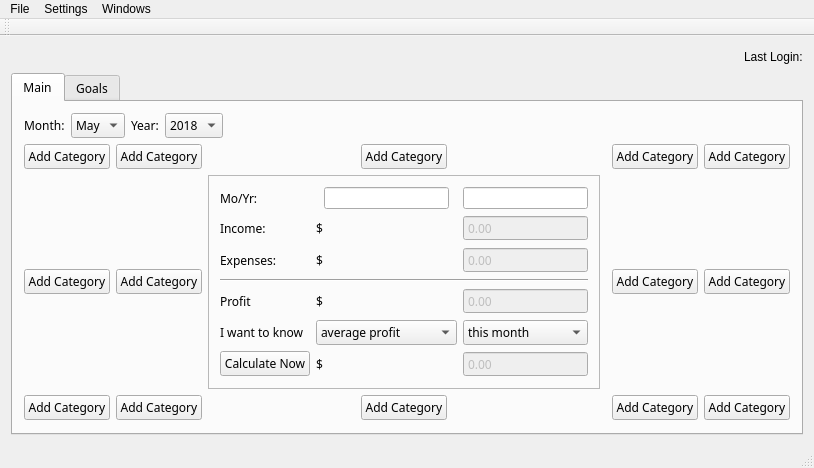
Qt form src/mudget.ui (ItsMoss/mUdget) before a commit.
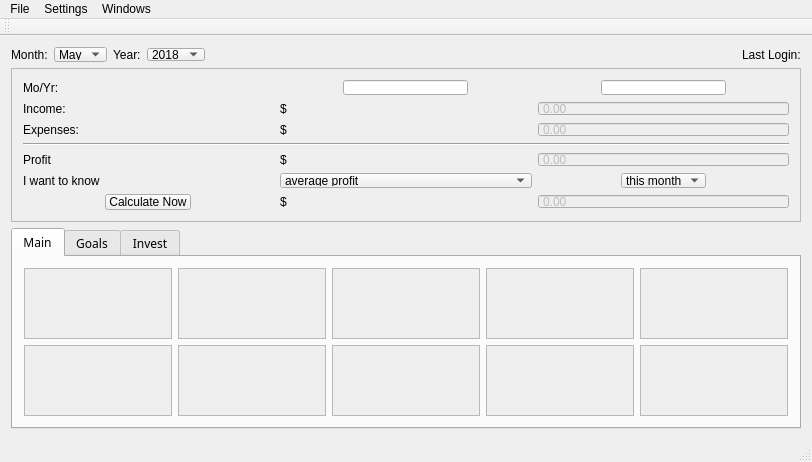
The same form after that commit.

Commit message: new UI which allows for more than 7 line items per expense category and reorganization of the hub and expense categories in general. updated loading for new UI and mudgetCategory changes. this should self-fix the unique line item issue since mutliple mudgetCategories of the same category cannot exist anymore

```diff
--- a/src/mudget.ui
+++ b/src/mudget.ui
@@ -6,8 +6,8 @@
    <rect>
     <x>0</x>
     <y>0</y>
-    <width>650</width>
-    <height>424</height>
+    <width>812</width>
+    <height>457</height>
    </rect>
   </property>
   <property name="windowTitle">
@@ -21,135 +21,13 @@
     <item row="0" column="0">
      <layout class="QHBoxLayout" name="horizontalLayout_2">
       <item>
-       <spacer name="horizontalSpacer_2">
-        <property name="orientation">
-         <enum>Qt::Horizontal</enum>
-        </property>
-        <property name="sizeHint" stdset="0">
-         <size>
-          <width>40</width>
-          <height>20</height>
-         </size>
-        </property>
-       </spacer>
-      </item>
-      <item>
-       <widget class="QLabel" name="loginLabel">
-        <property name="text">
-         <string>Last Login:</string>
-        </property>
-       </widget>
-      </item>
-     </layout>
-    </item>
-    <item row="1" column="0">
-     <widget class="QTabWidget" name="mainTabWidget">
-      <property name="font">
-       <font>
-        <family>Lucida Handwriting</family>
-       </font>
-      </property>
-      <property name="autoFillBackground">
-       <bool>false</bool>
-      </property>
-      <property name="styleSheet">
-       <string notr="true"/>
-      </property>
-      <property name="currentIndex">
-       <number>0</number>
-      </property>
-      <widget class="QWidget" name="mainTab">
-       <property name="styleSheet">
-        <string notr="true"/>
-       </property>
-       <attribute name="title">
-        <string>Main</string>
-       </attribute>
-       <layout class="QGridLayout" name="mainLayout" rowstretch="1,1,1,1" columnstretch="1,1,1,1,1,1">
-        <item row="1" column="0" alignment="Qt::AlignHCenter">
-         <widget class="QPushButton" name="addCategory0">
-          <property name="text">
-           <string>Add Category</string>
-          </property>
-         </widget>
-        </item>
-        <item row="1" column="1" alignment="Qt::AlignHCenter">
-         <widget class="QPushButton" name="addCategory1">
-          <property name="text">
-           <string>Add Category</string>
-          </property>
-         </widget>
-        </item>
-        <item row="1" column="5" alignment="Qt::AlignHCenter">
-         <widget class="QPushButton" name="addCategory4">
-          <property name="text">
-           <string>Add Category</string>
-          </property>
-         </widget>
-        </item>
-        <item row="2" column="0" alignment="Qt::AlignHCenter">
-         <widget class="QPushButton" name="addCategory5">
-          <property name="text">
-           <string>Add Category</string>
-          </property>
-         </widget>
-        </item>
-        <item row="2" column="1" alignment="Qt::AlignHCenter">
-         <widget class="QPushButton" name="addCategory6">
-          <property name="text">
-           <string>Add Category</string>
-          </property>
-         </widget>
-        </item>
-        <item row="2" column="4" alignment="Qt::AlignHCenter">
-         <widget class="QPushButton" name="addCategory7">
-          <property name="text">
-           <string>Add Category</string>
-          </property>
-         </widget>
-        </item>
-        <item row="2" column="5" alignment="Qt::AlignHCenter">
-         <widget class="QPushButton" name="addCategory8">
-          <property name="text">
-           <string>Add Category</string>
-          </property>
-         </widget>
-        </item>
-        <item row="3" column="0" alignment="Qt::AlignHCenter">
-         <widget class="QPushButton" name="addCategory9">
-          <property name="text">
-           <string>Add Category</string>
-          </property>
-         </widget>
-        </item>
-        <item row="3" column="1" alignment="Qt::AlignHCenter">
-         <widget class="QPushButton" name="addCategory10">
-          <property name="text">
-           <string>Add Category</string>
-          </property>
-         </widget>
-        </item>
-        <item row="3" column="4" alignment="Qt::AlignHCenter">
-         <widget class="QPushButton" name="addCategory12">
-          <property name="text">
-           <string>Add Category</string>
-          </property>
-         </widget>
-        </item>
-        <item row="3" column="5" alignment="Qt::AlignHCenter">
-         <widget class="QPushButton" name="addCategory13">
-          <property name="text">
-           <string>Add Category</string>
-          </property>
-         </widget>
-        </item>
-        <item row="0" column="0" colspan="6">
-         <layout class="QHBoxLayout" name="monthyearLayout">
-          <property name="sizeConstraint">
-           <enum>QLayout::SetMinimumSize</enum>
-          </property>
-          <item>
            <widget class="QLabel" name="monthLabel">
+        <property name="maximumSize">
+         <size>
+          <width>16777215</width>
+          <height>15</height>
+         </size>
+        </property>
             <property name="text">
              <string>Month:</string>
             </property>
@@ -157,6 +35,18 @@
           </item>
           <item>
            <widget class="QComboBox" name="monthComboBox">
+        <property name="minimumSize">
+         <size>
+          <width>47</width>
+          <height>15</height>
+         </size>
+        </property>
+        <property name="maximumSize">
+         <size>
+          <width>16777215</width>
+          <height>15</height>
+         </size>
+        </property>
             <property name="currentIndex">
              <number>4</number>
             </property>
@@ -224,6 +114,12 @@
           </item>
           <item>
            <widget class="QLabel" name="yearLabel">
+        <property name="maximumSize">
+         <size>
+          <width>16777215</width>
+          <height>15</height>
+         </size>
+        </property>
             <property name="text">
              <string>Year:</string>
             </property>
@@ -231,6 +127,18 @@
           </item>
           <item>
            <widget class="QComboBox" name="yearComboBox">
+        <property name="minimumSize">
+         <size>
+          <width>49</width>
+          <height>13</height>
+         </size>
+        </property>
+        <property name="maximumSize">
+         <size>
+          <width>16777215</width>
+          <height>13</height>
+         </size>
+        </property>
             <item>
              <property name="text">
               <string>2018</string>
@@ -249,42 +157,34 @@
            </widget>
           </item>
           <item>
-           <spacer name="horizontalSpacer">
+       <spacer name="horizontalSpacer_2">
             <property name="orientation">
              <enum>Qt::Horizontal</enum>
             </property>
             <property name="sizeHint" stdset="0">
              <size>
               <width>40</width>
-              <height>20</height>
+          <height>15</height>
              </size>
             </property>
            </spacer>
           </item>
-         </layout>
-        </item>
-        <item row="1" column="2" alignment="Qt::AlignHCenter">
-         <widget class="QPushButton" name="addCategory2">
-          <property name="text">
-           <string>Add Category</string>
-          </property>
-         </widget>
-        </item>
-        <item row="3" column="2" alignment="Qt::AlignHCenter">
-         <widget class="QPushButton" name="addCategory11">
-          <property name="text">
-           <string>Add Category</string>
-          </property>
-         </widget>
-        </item>
-        <item row="1" column="4" alignment="Qt::AlignHCenter">
-         <widget class="QPushButton" name="addCategory3">
-          <property name="text">
-           <string>Add Category</string>
-          </property>
-         </widget>
-        </item>
-        <item row="2" column="2">
+      <item>
+       <widget class="QLabel" name="loginLabel">
+        <property name="maximumSize">
+         <size>
+          <width>16777215</width>
+          <height>15</height>
+         </size>
+        </property>
+        <property name="text">
+         <string>Last Login:</string>
+        </property>
+       </widget>
+      </item>
+     </layout>
+    </item>
+    <item row="1" column="0">
          <widget class="QFrame" name="mossHub">
           <property name="sizePolicy">
            <sizepolicy hsizetype="MinimumExpanding" vsizetype="Preferred">
@@ -307,127 +207,72 @@
           <layout class="QGridLayout" name="gridLayout">
            <item row="0" column="0">
             <layout class="QGridLayout" name="mubLayout">
-             <item row="1" column="2">
-              <widget class="QDoubleSpinBox" name="incomeSpinBox">
-               <property name="enabled">
-                <bool>false</bool>
-               </property>
-               <property name="buttonSymbols">
-                <enum>QAbstractSpinBox::NoButtons</enum>
-               </property>
-               <property name="minimum">
-                <double>-999999.000000000000000</double>
-               </property>
-               <property name="maximum">
-                <double>999999.000000000000000</double>
-               </property>
-              </widget>
-             </item>
-             <item row="5" column="1">
-              <widget class="QComboBox" name="calculationComboBox">
-               <item>
-                <property name="text">
-                 <string>average profit</string>
-                </property>
-               </item>
-               <item>
-                <property name="text">
-                 <string>maximum profit</string>
-                </property>
-               </item>
-               <item>
-                <property name="text">
-                 <string>minimum profit</string>
-                </property>
-               </item>
-               <item>
-                <property name="text">
-                 <string>average expenses</string>
-                </property>
-               </item>
-               <item>
-                <property name="text">
-                 <string>maximum expenses</string>
-                </property>
-               </item>
-               <item>
-                <property name="text">
-                 <string>minimum expenses</string>
-                </property>
-               </item>
-              </widget>
-             </item>
-             <item row="5" column="2">
-              <widget class="QComboBox" name="calculationTimeComboBox">
-               <item>
-                <property name="text">
-                 <string>this month</string>
-                </property>
-               </item>
-               <item>
-                <property name="text">
-                 <string>monthly</string>
-                </property>
-               </item>
-               <item>
-                <property name="text">
-                 <string>weekly</string>
-                </property>
-               </item>
-               <item>
-                <property name="text">
-                 <string>yearly</string>
-                </property>
-               </item>
-              </widget>
-             </item>
-             <item row="5" column="0">
-              <widget class="QLabel" name="knowLabel">
-               <property name="text">
-                <string>I want to know</string>
-               </property>
-              </widget>
-             </item>
              <item row="4" column="1">
               <widget class="QLabel" name="label_7">
+           <property name="maximumSize">
+            <size>
+             <width>16777215</width>
+             <height>15</height>
+            </size>
+           </property>
                <property name="text">
                 <string>$</string>
                </property>
               </widget>
              </item>
-             <item row="0" column="0">
-              <widget class="QLabel" name="moYrLabel">
-               <property name="text">
-                <string>Mo/Yr:</string>
-               </property>
-              </widget>
-             </item>
-             <item row="2" column="0">
-              <widget class="QLabel" name="expensesLabel">
-               <property name="text">
-                <string>Expenses:</string>
-               </property>
-              </widget>
-             </item>
              <item row="4" column="0">
               <widget class="QLabel" name="profitLabel">
+           <property name="maximumSize">
+            <size>
+             <width>16777215</width>
+             <height>15</height>
+            </size>
+           </property>
                <property name="text">
                 <string>Profit</string>
                </property>
               </widget>
              </item>
+         <item row="2" column="0">
+          <widget class="QLabel" name="expensesLabel">
+           <property name="maximumSize">
+            <size>
+             <width>16777215</width>
+             <height>15</height>
+            </size>
+           </property>
+           <property name="text">
+            <string>Expenses:</string>
+           </property>
+          </widget>
+         </item>
+         <item row="0" column="0">
+          <widget class="QLabel" name="moYrLabel">
+           <property name="maximumSize">
+            <size>
+             <width>16777215</width>
+             <height>15</height>
+            </size>
+           </property>
+           <property name="text">
+            <string>Mo/Yr:</string>
+           </property>
+          </widget>
+         </item>
              <item row="0" column="1" alignment="Qt::AlignHCenter">
               <widget class="QLineEdit" name="monthLineEdit">
-               <property name="styleSheet">
-                <string notr="true">font: bold</string>
-               </property>
-               <property name="readOnly">
-                <bool>true</bool>
-               </property>
-              </widget>
-             </item>
-             <item row="0" column="2" alignment="Qt::AlignHCenter">
-              <widget class="QLineEdit" name="yearLineEdit">
+           <property name="minimumSize">
+            <size>
+             <width>91</width>
+             <height>15</height>
+            </size>
+           </property>
+           <property name="maximumSize">
+            <size>
+             <width>16777215</width>
+             <height>15</height>
+            </size>
+           </property>
                <property name="styleSheet">
                 <string notr="true">font: bold</string>
                </property>
@@ -438,59 +283,129 @@
              </item>
              <item row="1" column="1">
               <widget class="QLabel" name="label_5">
+           <property name="maximumSize">
+            <size>
+             <width>16777215</width>
+             <height>15</height>
+            </size>
+           </property>
                <property name="text">
                 <string>$</string>
                </property>
               </widget>
              </item>
+         <item row="0" column="2" alignment="Qt::AlignHCenter">
+          <widget class="QLineEdit" name="yearLineEdit">
+           <property name="minimumSize">
+            <size>
+             <width>91</width>
+             <height>15</height>
+            </size>
+           </property>
+           <property name="maximumSize">
+            <size>
+             <width>16777215</width>
+             <height>15</height>
+            </size>
+           </property>
+           <property name="styleSheet">
+            <string notr="true">font: bold</string>
+           </property>
+           <property name="readOnly">
+            <bool>true</bool>
+           </property>
+          </widget>
+         </item>
              <item row="1" column="0">
               <widget class="QLabel" name="incomeLabel">
+           <property name="maximumSize">
+            <size>
+             <width>16777215</width>
+             <height>15</height>
+            </size>
+           </property>
                <property name="text">
                 <string>Income:</string>
                </property>
               </widget>
              </item>
-             <item row="2" column="1">
-              <widget class="QLabel" name="label_6">
-               <property name="text">
-                <string>$</string>
-               </property>
-              </widget>
-             </item>
-             <item row="4" column="2">
-              <widget class="QDoubleSpinBox" name="profitSpinBox">
-               <property name="enabled">
-                <bool>false</bool>
-               </property>
-               <property name="buttonSymbols">
-                <enum>QAbstractSpinBox::NoButtons</enum>
-               </property>
-               <property name="minimum">
-                <double>-999999.000000000000000</double>
-               </property>
-               <property name="maximum">
-                <double>999999.000000000000000</double>
-               </property>
-              </widget>
-             </item>
-             <item row="2" column="2">
-              <widget class="QDoubleSpinBox" name="expensesSpinBox">
-               <property name="enabled">
-                <bool>false</bool>
-               </property>
-               <property name="buttonSymbols">
-                <enum>QAbstractSpinBox::NoButtons</enum>
-               </property>
-               <property name="minimum">
-                <double>-999999.000000000000000</double>
-               </property>
-               <property name="maximum">
-                <double>999999.000000000000000</double>
-               </property>
-              </widget>
-             </item>
              <item row="6" column="1">
               <widget class="QLabel" name="label">
+           <property name="maximumSize">
+            <size>
+             <width>16777215</width>
+             <height>15</height>
+            </size>
+           </property>
+           <property name="text">
+            <string>$</string>
+           </property>
+          </widget>
+         </item>
+         <item row="2" column="2">
+          <widget class="QDoubleSpinBox" name="expensesSpinBox">
+           <property name="enabled">
+            <bool>false</bool>
+           </property>
+           <property name="minimumSize">
+            <size>
+             <width>0</width>
+             <height>15</height>
+            </size>
+           </property>
+           <property name="maximumSize">
+            <size>
+             <width>16777215</width>
+             <height>15</height>
+            </size>
+           </property>
+           <property name="buttonSymbols">
+            <enum>QAbstractSpinBox::NoButtons</enum>
+           </property>
+           <property name="minimum">
+            <double>-999999.000000000000000</double>
+           </property>
+           <property name="maximum">
+            <double>999999.000000000000000</double>
+           </property>
+          </widget>
+         </item>
+         <item row="4" column="2">
+          <widget class="QDoubleSpinBox" name="profitSpinBox">
+           <property name="enabled">
+            <bool>false</bool>
+           </property>
+           <property name="minimumSize">
+            <size>
+             <width>0</width>
+             <height>15</height>
+            </size>
+           </property>
+           <property name="maximumSize">
+            <size>
+             <width>16777215</width>
+             <height>15</height>
+            </size>
+           </property>
+           <property name="buttonSymbols">
+            <enum>QAbstractSpinBox::NoButtons</enum>
+           </property>
+           <property name="minimum">
+            <double>-999999.000000000000000</double>
+           </property>
+           <property name="maximum">
+            <double>999999.000000000000000</double>
+           </property>
+          </widget>
+         </item>
+         <item row="2" column="1">
+          <widget class="QLabel" name="label_6">
+           <property name="maximumSize">
+            <size>
+             <width>16777215</width>
+             <height>13</height>
+            </size>
+           </property>
                <property name="text">
                 <string>$</string>
                </property>
@@ -501,6 +416,18 @@
                <property name="enabled">
                 <bool>false</bool>
                </property>
+           <property name="minimumSize">
+            <size>
+             <width>0</width>
+             <height>15</height>
+            </size>
+           </property>
+           <property name="maximumSize">
+            <size>
+             <width>16777215</width>
+             <height>15</height>
+            </size>
+           </property>
                <property name="readOnly">
                 <bool>true</bool>
                </property>
@@ -515,8 +442,20 @@
                </property>
               </widget>
              </item>
-             <item row="6" column="0">
+         <item row="6" column="0" alignment="Qt::AlignHCenter">
               <widget class="QPushButton" name="pushButton">
+           <property name="minimumSize">
+            <size>
+             <width>80</width>
+             <height>16</height>
+            </size>
+           </property>
+           <property name="maximumSize">
+            <size>
+             <width>16777215</width>
+             <height>18</height>
+            </size>
+           </property>
                <property name="text">
                 <string>Calculate Now</string>
                </property>
@@ -529,9 +468,329 @@
                </property>
               </widget>
              </item>
+         <item row="5" column="2" alignment="Qt::AlignHCenter">
+          <widget class="QComboBox" name="calculationTimeComboBox">
+           <property name="minimumSize">
+            <size>
+             <width>78</width>
+             <height>15</height>
+            </size>
+           </property>
+           <property name="maximumSize">
+            <size>
+             <width>16777215</width>
+             <height>15</height>
+            </size>
+           </property>
+           <item>
+            <property name="text">
+             <string>this month</string>
+            </property>
+           </item>
+           <item>
+            <property name="text">
+             <string>monthly</string>
+            </property>
+           </item>
+           <item>
+            <property name="text">
+             <string>weekly</string>
+            </property>
+           </item>
+           <item>
+            <property name="text">
+             <string>yearly</string>
+            </property>
+           </item>
+          </widget>
+         </item>
+         <item row="5" column="0">
+          <widget class="QLabel" name="knowLabel">
+           <property name="maximumSize">
+            <size>
+             <width>16777215</width>
+             <height>15</height>
+            </size>
+           </property>
+           <property name="text">
+            <string>I want to know</string>
+           </property>
+          </widget>
+         </item>
+         <item row="1" column="2">
+          <widget class="QDoubleSpinBox" name="incomeSpinBox">
+           <property name="enabled">
+            <bool>false</bool>
+           </property>
+           <property name="minimumSize">
+            <size>
+             <width>0</width>
+             <height>15</height>
+            </size>
+           </property>
+           <property name="maximumSize">
+            <size>
+             <width>16777215</width>
+             <height>15</height>
+            </size>
+           </property>
+           <property name="buttonSymbols">
+            <enum>QAbstractSpinBox::NoButtons</enum>
+           </property>
+           <property name="minimum">
+            <double>-999999.000000000000000</double>
+           </property>
+           <property name="maximum">
+            <double>999999.000000000000000</double>
+           </property>
+          </widget>
+         </item>
+         <item row="5" column="1">
+          <widget class="QComboBox" name="calculationComboBox">
+           <property name="minimumSize">
+            <size>
+             <width>116</width>
+             <height>15</height>
+            </size>
+           </property>
+           <property name="maximumSize">
+            <size>
+             <width>16777215</width>
+             <height>15</height>
+            </size>
+           </property>
+           <item>
+            <property name="text">
+             <string>average profit</string>
+            </property>
+           </item>
+           <item>
+            <property name="text">
+             <string>maximum profit</string>
+            </property>
+           </item>
+           <item>
+            <property name="text">
+             <string>minimum profit</string>
+            </property>
+           </item>
+           <item>
+            <property name="text">
+             <string>average expenses</string>
+            </property>
+           </item>
+           <item>
+            <property name="text">
+             <string>maximum expenses</string>
+            </property>
+           </item>
+           <item>
+            <property name="text">
+             <string>minimum expenses</string>
+            </property>
+           </item>
+          </widget>
+         </item>
             </layout>
            </item>
           </layout>
+     </widget>
+    </item>
+    <item row="2" column="0">
+     <widget class="QTabWidget" name="mainTabWidget">
+      <property name="font">
+       <font>
+        <family>Lucida Handwriting</family>
+       </font>
+      </property>
+      <property name="autoFillBackground">
+       <bool>false</bool>
+      </property>
+      <property name="styleSheet">
+       <string notr="true"/>
+      </property>
+      <property name="currentIndex">
+       <number>0</number>
+      </property>
+      <widget class="QWidget" name="mainTab">
+       <property name="styleSheet">
+        <string notr="true"/>
+       </property>
+       <attribute name="title">
+        <string>Main</string>
+       </attribute>
+       <layout class="QGridLayout" name="gridLayout_3">
+        <item row="1" column="5">
+         <widget class="QScrollArea" name="scrollArea8">
+          <property name="widgetResizable">
+           <bool>true</bool>
+          </property>
+          <widget class="QWidget" name="scrollAreaWidgetContents_3">
+           <property name="geometry">
+            <rect>
+             <x>0</x>
+             <y>0</y>
+             <width>151</width>
+             <height>97</height>
+            </rect>
+           </property>
+          </widget>
+         </widget>
+        </item>
+        <item row="1" column="6">
+         <widget class="QScrollArea" name="scrollArea9">
+          <property name="widgetResizable">
+           <bool>true</bool>
+          </property>
+          <widget class="QWidget" name="scrollAreaWidgetContents_2">
+           <property name="geometry">
+            <rect>
+             <x>0</x>
+             <y>0</y>
+             <width>152</width>
+             <height>97</height>
+            </rect>
+           </property>
+          </widget>
+         </widget>
+        </item>
+        <item row="1" column="2">
+         <widget class="QScrollArea" name="scrollArea6">
+          <property name="widgetResizable">
+           <bool>true</bool>
+          </property>
+          <widget class="QWidget" name="scrollAreaWidgetContents_6">
+           <property name="geometry">
+            <rect>
+             <x>0</x>
+             <y>0</y>
+             <width>151</width>
+             <height>97</height>
+            </rect>
+           </property>
+          </widget>
+         </widget>
+        </item>
+        <item row="1" column="0">
+         <widget class="QScrollArea" name="scrollArea5">
+          <property name="widgetResizable">
+           <bool>true</bool>
+          </property>
+          <widget class="QWidget" name="scrollAreaWidgetContents_7">
+           <property name="geometry">
+            <rect>
+             <x>0</x>
+             <y>0</y>
+             <width>152</width>
+             <height>97</height>
+            </rect>
+           </property>
+          </widget>
+         </widget>
+        </item>
+        <item row="1" column="4">
+         <widget class="QScrollArea" name="scrollArea7">
+          <property name="widgetResizable">
+           <bool>true</bool>
+          </property>
+          <widget class="QWidget" name="scrollAreaWidgetContents_5">
+           <property name="geometry">
+            <rect>
+             <x>0</x>
+             <y>0</y>
+             <width>152</width>
+             <height>97</height>
+            </rect>
+           </property>
+          </widget>
+         </widget>
+        </item>
+        <item row="0" column="0">
+         <widget class="QScrollArea" name="scrollArea0">
+          <property name="verticalScrollBarPolicy">
+           <enum>Qt::ScrollBarAsNeeded</enum>
+          </property>
+          <property name="widgetResizable">
+           <bool>true</bool>
+          </property>
+          <widget class="QWidget" name="scrollAreaWidgetContents_8">
+           <property name="geometry">
+            <rect>
+             <x>0</x>
+             <y>0</y>
+             <width>152</width>
+             <height>97</height>
+            </rect>
+           </property>
+          </widget>
+         </widget>
+        </item>
+        <item row="0" column="2">
+         <widget class="QScrollArea" name="scrollArea1">
+          <property name="widgetResizable">
+           <bool>true</bool>
+          </property>
+          <widget class="QWidget" name="scrollAreaWidgetContents_9">
+           <property name="geometry">
+            <rect>
+             <x>0</x>
+             <y>0</y>
+             <width>151</width>
+             <height>97</height>
+            </rect>
+           </property>
+          </widget>
+         </widget>
+        </item>
+        <item row="0" column="4">
+         <widget class="QScrollArea" name="scrollArea2">
+          <property name="widgetResizable">
+           <bool>true</bool>
+          </property>
+          <widget class="QWidget" name="scrollAreaWidgetContents_10">
+           <property name="geometry">
+            <rect>
+             <x>0</x>
+             <y>0</y>
+             <width>152</width>
+             <height>97</height>
+            </rect>
+           </property>
+          </widget>
+         </widget>
+        </item>
+        <item row="0" column="5">
+         <widget class="QScrollArea" name="scrollArea3">
+          <property name="widgetResizable">
+           <bool>true</bool>
+          </property>
+          <widget class="QWidget" name="scrollAreaWidgetContents_11">
+           <property name="geometry">
+            <rect>
+             <x>0</x>
+             <y>0</y>
+             <width>151</width>
+             <height>97</height>
+            </rect>
+           </property>
+          </widget>
+         </widget>
+        </item>
+        <item row="0" column="6">
+         <widget class="QScrollArea" name="scrollArea4">
+          <property name="widgetResizable">
+           <bool>true</bool>
+          </property>
+          <widget class="QWidget" name="scrollAreaWidgetContents_12">
+           <property name="geometry">
+            <rect>
+             <x>0</x>
+             <y>0</y>
+             <width>152</width>
+             <height>97</height>
+            </rect>
+           </property>
+          </widget>
          </widget>
         </item>
        </layout>
@@ -611,6 +870,11 @@
         </item>
        </layout>
       </widget>
+      <widget class="QWidget" name="investTab">
+       <attribute name="title">
+        <string>Invest</string>
+       </attribute>
+      </widget>
      </widget>
     </item>
    </layout>
@@ -620,8 +884,8 @@
     <rect>
      <x>0</x>
      <y>0</y>
-     <width>650</width>
-     <height>18</height>
+     <width>812</width>
+     <height>17</height>
     </rect>
    </property>
    <widget class="QMenu" name="menuFile">
```
Left out of the diff: 224 changed lines with no effect on the pictures. Lines whose indentation alone changed are shown as unchanged. The commit also changes 4 other files.
